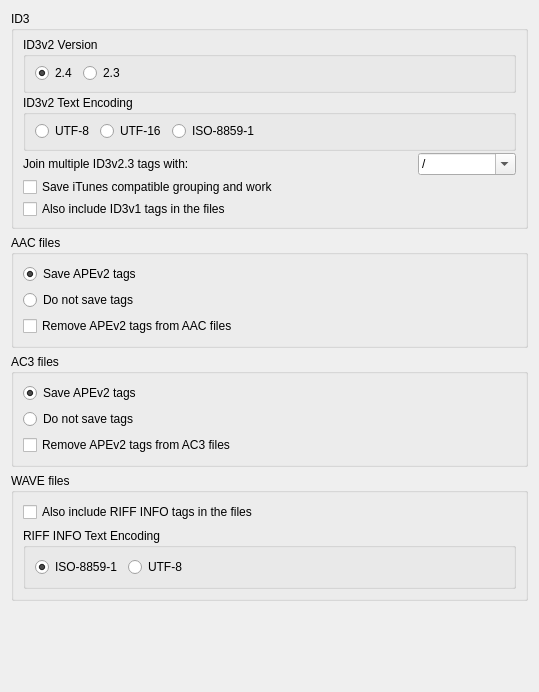
Qt form ui/options_tags_compatibility.ui (metabrainz/picard) before a commit.
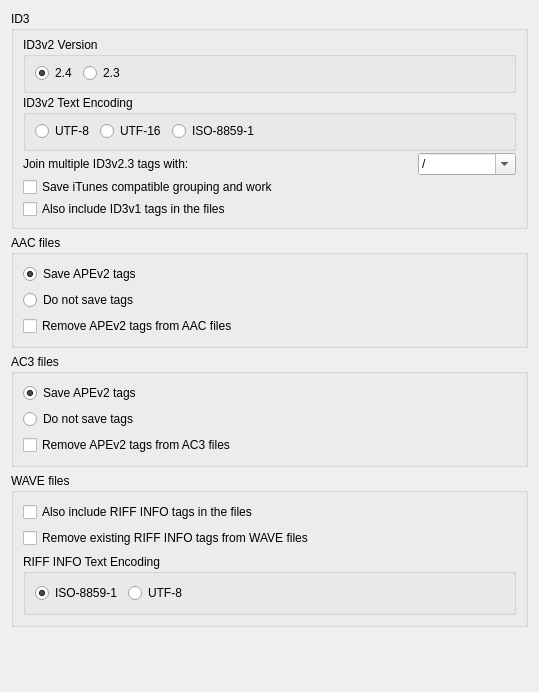
The same form after that commit.

Commit message: PICARD-1812: Option to remove RIFF INFO from WAVE files

What changed in the file:
```diff
--- a/ui/options_tags_compatibility.ui
+++ b/ui/options_tags_compatibility.ui
@@ -293,6 +293,13 @@
         </property>
        </widget>
       </item>
+      <item>
+       <widget class="QCheckBox" name="remove_wave_riff_info">
+        <property name="text">
+         <string>Remove existing RIFF INFO tags from WAVE files</string>
+        </property>
+       </widget>
+      </item>
       <item>
        <widget class="QGroupBox" name="wave_riff_info_encoding">
         <property name="title">
```
Left out of the diff: 19 changed lines with no effect on the pictures. The commit also changes 4 other files.
